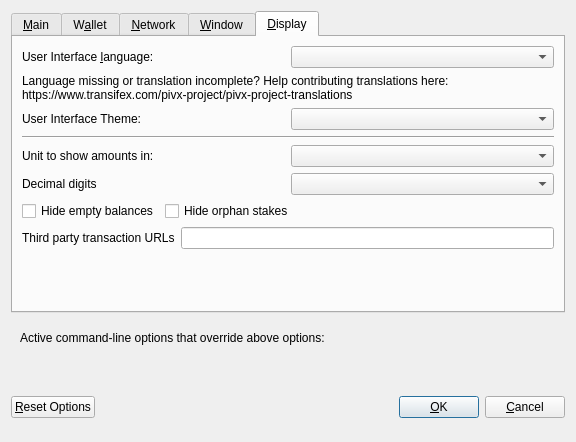
This is src/qt/forms/optionsdialog.ui in decenomy/DSW as Qt 5 draws it before an edit. The edited form follows.
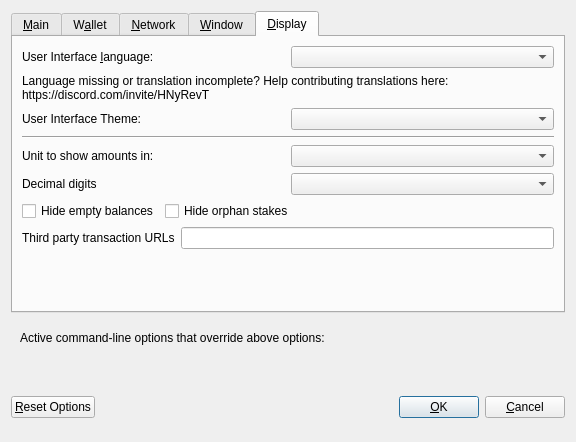
This is the edited form. The open tabs and pages were chosen to show the change. Custom widgets are drawn as their Qt base class.

Commit message: Replacing the transifex website by the Jackpot Discord server.

```diff
--- a/src/qt/forms/optionsdialog.ui
+++ b/src/qt/forms/optionsdialog.ui
@@ -533,7 +533,7 @@
          </property>
          <property name="text">
           <string>Language missing or translation incomplete? Help contributing translations here:
-https://www.transifex.com/pivx-project/pivx-project-translations</string>
+https://discord.com/invite/HNyRevT</string>
          </property>
          <property name="wordWrap">
           <bool>true</bool>
```
